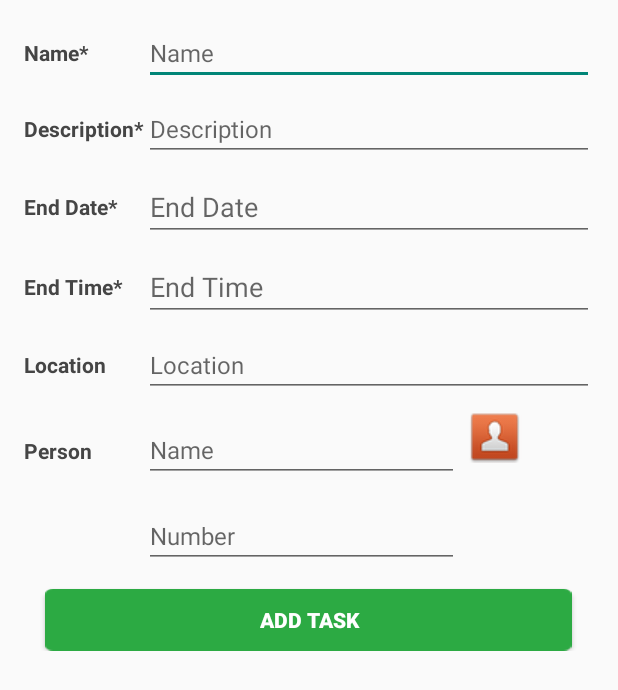
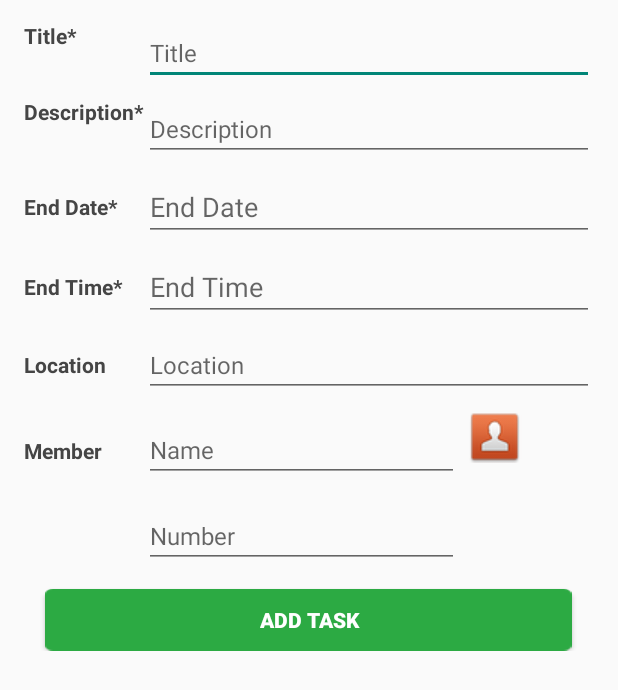
Before and after one commit to Woonyong92/IS3261-Todo, an Android app: the AddTask screen opened directly, with no data from a screen before it, on a phone screen of 412 x 824 dp. Shown: the top 690 px of the screen. Run offline under Robolectric (Android 15) with nearby library versions, the phone set to English and light mode, and no system bars.

Commit message:
Placed at top

```diff
--- a/app/src/main/res/layout/activity_add_task.xml
+++ b/app/src/main/res/layout/activity_add_task.xml
@@ -7,7 +7,7 @@
     android:paddingRight="16dp"
     android:paddingLeft="16dp"
     android:orientation="vertical"
-    android:weightSum="1">
+    android:weightSum="1"
     tools:context="sg.edu.nus.todo.AddTask">
 
     <LinearLayout
@@ -21,6 +21,7 @@
             style="@style/Text.Bold"
             android:layout_width="80dp"
             android:layout_height="wrap_content"
+            android:layout_gravity="top"
             android:text="@string/taskNames"
             android:id="@+id/textName" />
 
@@ -45,6 +46,7 @@
             style="@style/Text.Bold"
             android:layout_width="80dp"
             android:layout_height="wrap_content"
+            android:layout_gravity="top"
             android:text="@string/taskDescriptions"
             android:id="@+id/textDescription" />
 
--- a/app/src/main/res/layout/activity_edit_task.xml
+++ b/app/src/main/res/layout/activity_edit_task.xml
@@ -20,6 +20,7 @@
             style="@style/Text.Bold"
             android:layout_width="80dp"
             android:layout_height="wrap_content"
+            android:layout_gravity="top"
             android:text="@string/taskName"
             android:id="@+id/textName" />
 
@@ -44,6 +45,7 @@
             style="@style/Text.Bold"
             android:layout_width="80dp"
             android:layout_height="wrap_content"
+            android:layout_gravity="top"
             android:text="@string/taskDescription"
             android:id="@+id/textDescription" />
 
--- a/app/src/main/res/layout/activity_show_task.xml
+++ b/app/src/main/res/layout/activity_show_task.xml
@@ -3,10 +3,8 @@
     android:layout_width="match_parent"
     android:layout_height="match_parent"
     android:orientation="vertical"
-    android:paddingBottom="10dp"
     android:paddingLeft="16dp"
     android:paddingRight="16dp"
-    android:paddingTop="10dp"
     android:weightSum="1"
     tools:context="sg.edu.nus.todo.AddTask">
 
@@ -22,20 +20,19 @@
             android:layout_height="wrap_content"
             android:layout_marginBottom="20dp"
             android:layout_marginTop="4dp"
-            android:gravity="center_vertical"
             android:orientation="vertical">
 
             <LinearLayout
                 android:layout_width="match_parent"
                 android:layout_height="wrap_content"
                 android:layout_marginBottom="20dp"
-                android:layout_marginTop="4dp"
                 android:gravity="center_vertical">
 
                 <TextView
                     android:id="@+id/textName"
                     style="@style/Text.Bold"
                     android:layout_width="80dp"
+                    android:layout_gravity="top"
                     android:layout_height="wrap_content"
                     android:text="@string/taskName" />
 
@@ -57,6 +54,7 @@
                     style="@style/Text.Bold"
                     android:layout_width="80dp"
                     android:layout_height="wrap_content"
+                    android:layout_gravity="top"
                     android:text="@string/taskDescription" />
 
                 <TextView
--- a/app/src/main/res/values/strings.xml
+++ b/app/src/main/res/values/strings.xml
@@ -7,11 +7,11 @@
     <string name="today">Today</string>
     <string name="add">Add Task</string>
     <string name="title_activity_add_task">AddTask</string>
-    <string name="taskName">Name</string>
+    <string name="taskName">Title</string>
     <string name="taskDescription">Description</string>
     <string name="endDate">End Date</string>
     <string name="endTime">End Time</string>
-    <string name="taskNames">Name*</string>
+    <string name="taskNames">Title*</string>
     <string name="taskDescriptions">Description*</string>
     <string name="endDates">End Date*</string>
     <string name="endTimes">End Time*</string>
@@ -24,7 +24,7 @@
     <string name="expired">Expired</string>
     <string name="completed">Completed</string>
     <string name="editTask">Edit Task</string>
-    <string name="contact">Person</string>
+    <string name="contact">Member</string>
     <string name="name">Name</string>
     <string name="number">Number</string>
     <string name="updateTask">Update Task</string>
```
